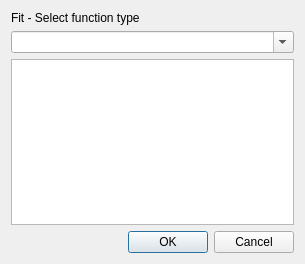
Before: the Qt Designer form qt/widgets/common/inc/MantidQtWidgets/Common/SelectFunctionDialog.ui in mantidproject/mantid, drawn with Qt 5.
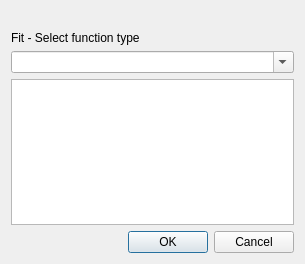
After: the same form once the commit is applied.

Commit message:
Re #27587 Keep dialog open and display warning if incorrect function
If the user enters an incorrect function into the search bar it will now give an within the dialog and keep the dialog open

```diff
--- a/qt/widgets/common/inc/MantidQtWidgets/Common/SelectFunctionDialog.ui
+++ b/qt/widgets/common/inc/MantidQtWidgets/Common/SelectFunctionDialog.ui
@@ -14,6 +14,13 @@
    <string>Select a function type</string>
   </property>
   <layout class="QVBoxLayout" name="verticalLayout">
+   <item>
+    <widget class="QLabel" name="errorMessage">
+     <property name="text">
+      <string/>
+     </property>
+    </widget>
+   </item>
    <item>
     <layout class="QVBoxLayout" name="verticalLayout_2">
      <item>
```
Left out of the diff: 16 changed lines with no effect on the pictures. The commit also changes 5 other files.
